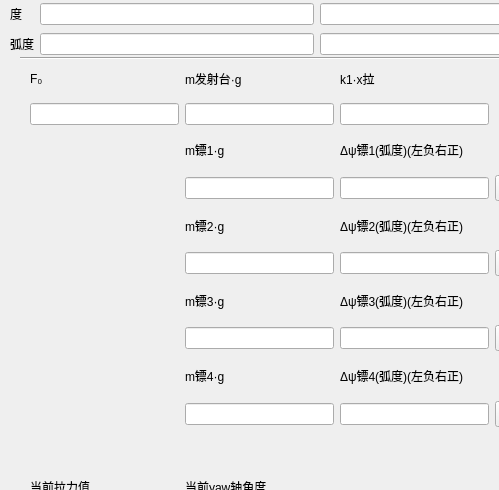
Old version of the form 35dartsParasCompByTS/dartsparascomputingbyts.ui in the repository KangweiYang/dartRack_upper; both pictures show x 0 to 499 and y 210 to 700 of the 1200 by 700 pixel window.
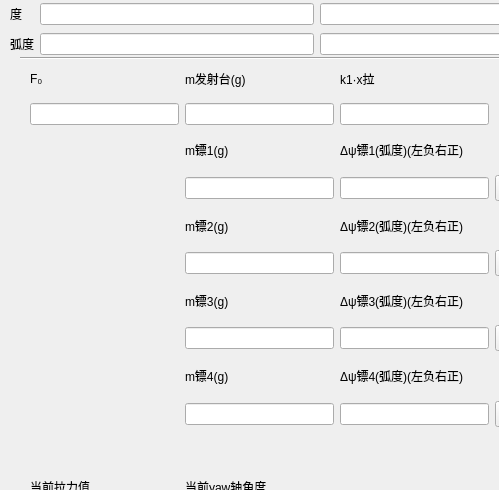
New version of the form.

Diff of the .ui file:
```diff
--- a/35dartsParasCompByTS/dartsparascomputingbyts.ui
+++ b/35dartsParasCompByTS/dartsparascomputingbyts.ui
@@ -620,7 +620,7 @@
     <item row="7" column="1">
      <widget class="QLabel" name="mdart3PlusGlabelInput">
       <property name="text">
-       <string>m镖3·g</string>
+       <string>m镖3(g)</string>
       </property>
      </widget>
     </item>
@@ -645,7 +645,7 @@
     <item row="9" column="1">
      <widget class="QLabel" name="mdart4PlusGlabelInput">
       <property name="text">
-       <string>m镖4·g</string>
+       <string>m镖4(g)</string>
       </property>
      </widget>
     </item>
@@ -692,7 +692,7 @@
     <item row="4" column="1">
      <widget class="QLabel" name="mdart2PlusGlabelInput">
       <property name="text">
-       <string>m镖2·g</string>
+       <string>m镖2(g)</string>
       </property>
      </widget>
     </item>
@@ -719,7 +719,7 @@
     <item row="0" column="1">
      <widget class="QLabel" name="mLauncherPlusGLabelInput">
       <property name="text">
-       <string>m发射台·g</string>
+       <string>m发射台(g)</string>
       </property>
      </widget>
     </item>
@@ -773,7 +773,7 @@
     <item row="2" column="1">
      <widget class="QLabel" name="mdart1PlusGlabelInput">
       <property name="text">
-       <string>m镖1·g</string>
+       <string>m镖1(g)</string>
       </property>
      </widget>
     </item>
```
